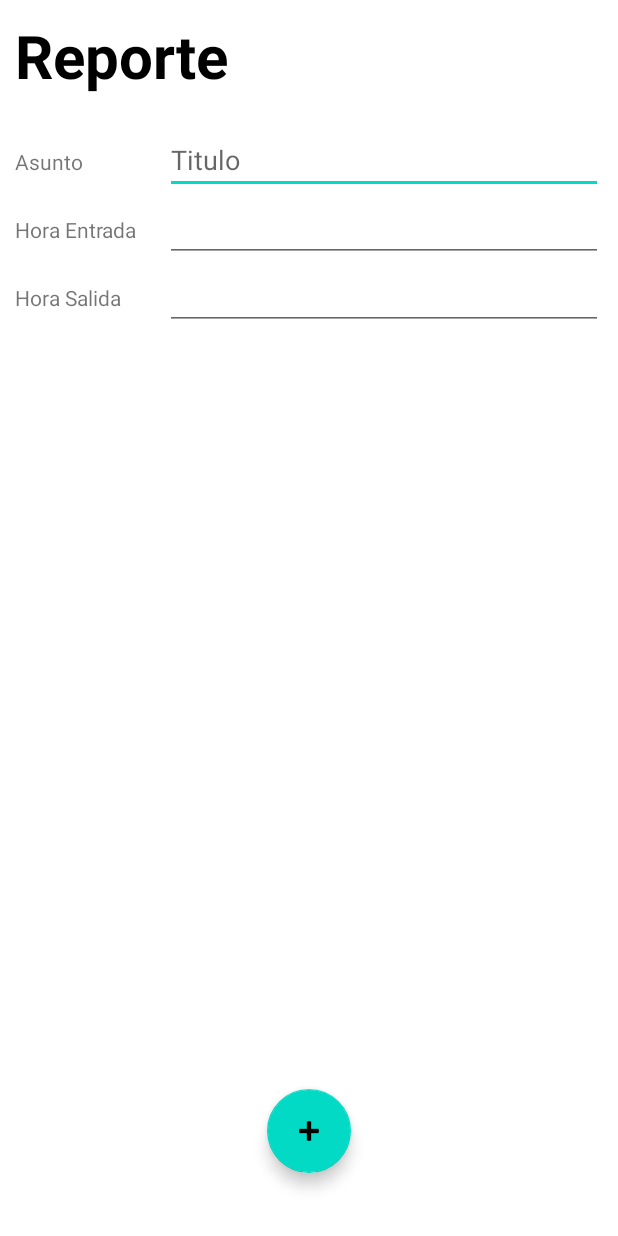
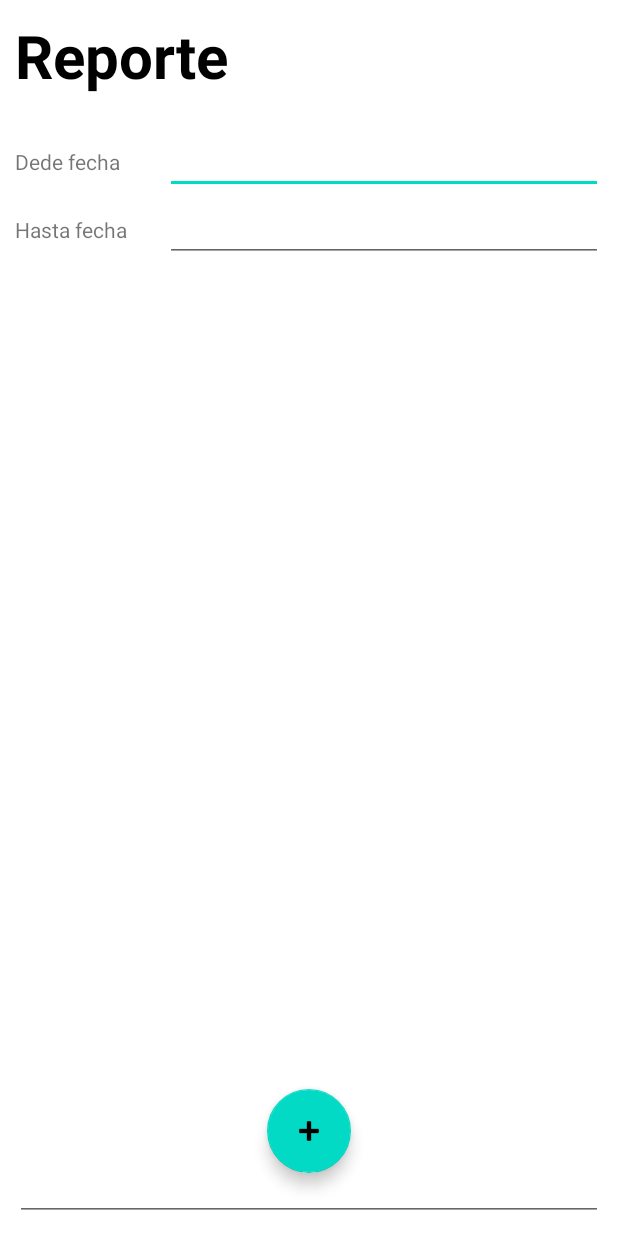
Before and after one commit to Gabrielruiz1712/PlataformaSGE_RES, an Android app: the layout activity_reporte.xml on its own in the app's theme, with its tools: preview values and no code run, on a phone screen of 412 x 824 dp. Run offline under Robolectric (Android 15) with nearby library versions, the phone set to English and light mode, and no system bars.

Commit message:
Hasta aca aun jala bien

```diff
--- a/app/src/main/res/layout/activity_reporte.xml
+++ b/app/src/main/res/layout/activity_reporte.xml
@@ -21,23 +21,7 @@
     <LinearLayout
         android:layout_width="match_parent"
         android:layout_height="wrap_content"
-        android:orientation="horizontal">
-
-        <TextView
-            android:layout_width="100dp"
-            android:layout_height="wrap_content"
-            android:text="Asunto" />
-
-        <EditText
-            android:id="@+id/editReporteTitulo"
-            android:layout_width="wrap_content"
-            android:layout_height="wrap_content"
-            android:layout_weight="1"
-            android:ems="10"
-            android:hint="Titulo"
-            android:inputType="textPersonName" />
-
-    </LinearLayout>
+        android:orientation="horizontal"/>
 
     <LinearLayout
         android:layout_width="match_parent"
@@ -47,7 +31,7 @@
         <TextView
             android:layout_width="100dp"
             android:layout_height="wrap_content"
-            android:text="Hora Entrada" />
+            android:text="Dede fecha" />
 
         <EditText
             android:id="@+id/horaEntrada"
@@ -66,7 +50,7 @@
         <TextView
             android:layout_width="100dp"
             android:layout_height="wrap_content"
-            android:text="Hora Salida" />
+            android:text="Hasta fecha" />
 
         <EditText
             android:id="@+id/horaSalida"
@@ -81,18 +65,6 @@
         android:layout_width="match_parent"
         android:layout_height="match_parent">
 
-        <ListView
-            android:id="@+id/lvTareasReporte"
-            android:layout_width="match_parent"
-            android:layout_height="match_parent"
-            android:divider="@null"
-            app:layout_constraintBottom_toBottomOf="parent"
-            app:layout_constraintEnd_toEndOf="parent"
-            app:layout_constraintStart_toStartOf="parent"
-            app:layout_constraintTop_toTopOf="parent" >
-
-        </ListView>
-
         <com.google.android.material.floatingactionbutton.FloatingActionButton
             android:id="@+id/fabAddTareaReporte"
             android:layout_width="wrap_content"
@@ -104,5 +76,17 @@
             app:layout_constraintStart_toStartOf="parent"
             app:srcCompat="@android:drawable/ic_input_add" />
 
+        <EditText
+            android:id="@+id/editTextTextMultiLine"
+            android:layout_width="match_parent"
+            android:layout_height="match_parent"
+            android:ems="10"
+            android:gravity="start|top"
+            android:inputType="textMultiLine"
+            app:layout_constraintBottom_toBottomOf="parent"
+            app:layout_constraintEnd_toEndOf="parent"
+            app:layout_constraintStart_toStartOf="parent"
+            app:layout_constraintTop_toTopOf="parent" />
+
     </androidx.constraintlayout.widget.ConstraintLayout>
 </LinearLayout>
--- a/app/src/main/res/layout/activity_seleccion_proyecto.xml
+++ b/app/src/main/res/layout/activity_seleccion_proyecto.xml
@@ -140,7 +140,7 @@
         android:layout_marginTop="10dp"/>
 
     <Button
-        android:id="@+id/button"
+        android:id="@+id/btnAgregarReporteSeleccion"
         android:layout_width="match_parent"
         android:layout_height="wrap_content"
         android:text="Agregar reporte" />
```
Also changed, not shown: app/src/main/java/mx/edu/itm/link/plataformasge_res/Menu.kt (+3 -7 lines), app/src/main/java/mx/edu/itm/link/plataformasge_res/SeleccionProyecto.kt (+6 -2 lines), app/src/main/res/values/strings.xml (+6 -3 lines).
